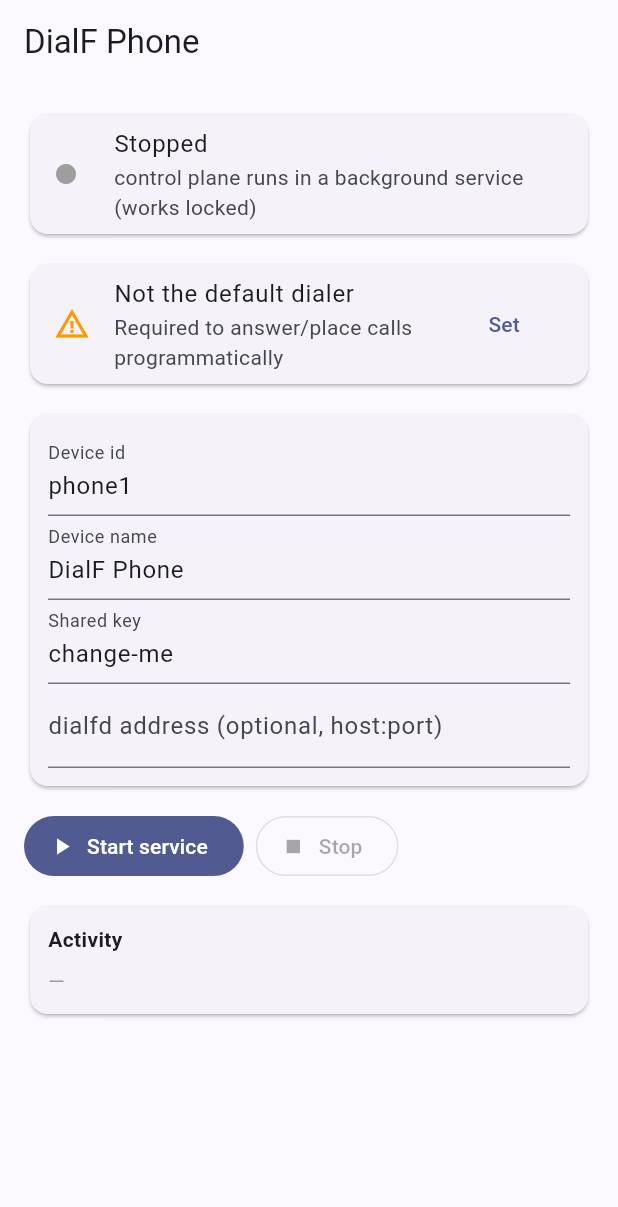
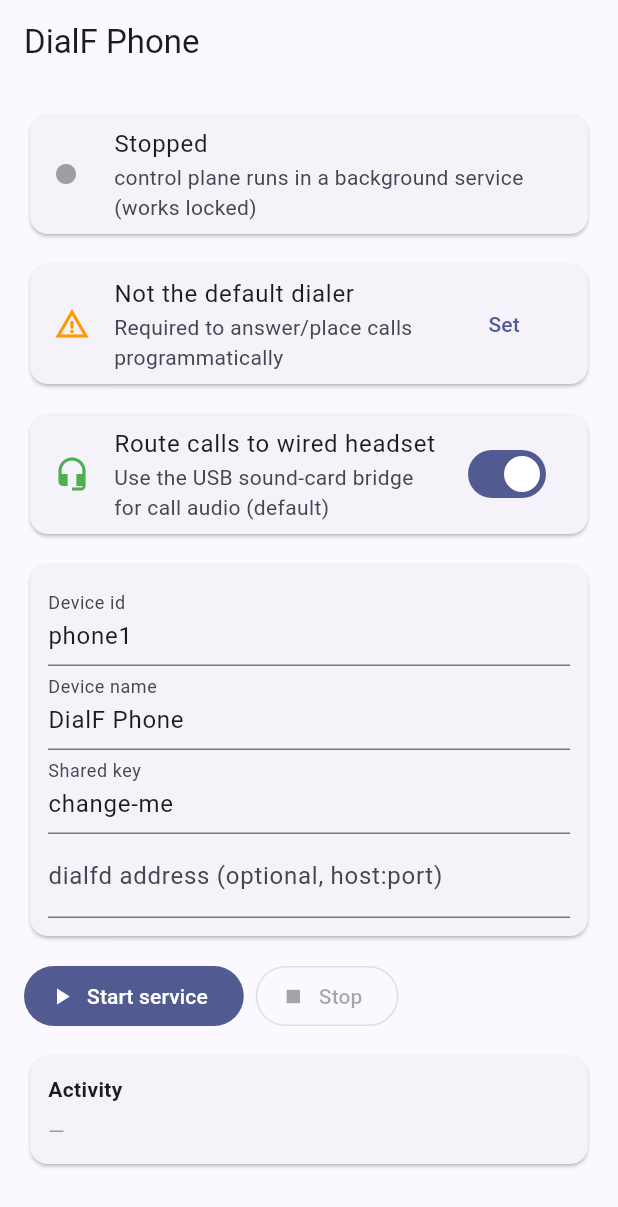
Before and after one commit to Agora-Build/DialF, a Flutter app: the screen it shows after launch, on a phone screen of 412 x 824 dp. Shown: the top 1207 px of the screen. Run offline on Flutter 3.47's test engine with Material 3 defaults, Android fonts, the phone set to English and light mode, and no system bars; our stand-ins replace permission_handler.

Commit message:
app: route call audio to wired headset (default) + UI toggle
The sound-card bridge only works if the phone uses the wired headset for call
audio (mic + earpiece) instead of its built-in mic/earpiece. DialfInCallService
now pins the call-audio route to ROUTE_WIRED_HEADSET by default (on call
add/active), so injected audio becomes the call mic and the far end is captured.

Adds a "Route calls to wired headset" switch in the UI (default on) wired to
get/setWiredHeadset over the method channel; toggling re-applies the route to an
active call live.

🤖 Built with SMT <smt@agora.build>

```diff
--- a/app/lib/main.dart
+++ b/app/lib/main.dart
@@ -36,6 +36,7 @@ class _HomePageState extends State<HomePage> {
   final _addr = TextEditingController();
 
   bool _isDefaultDialer = false;
+  bool _wiredHeadset = true;
   bool _connected = false;
   String? _server;
   bool _running = false;
@@ -55,6 +56,7 @@ class _HomePageState extends State<HomePage> {
     if (_id.text.isEmpty) _id.text = defaults['device_id'] ?? 'phone1';
     if (_name.text.isEmpty) _name.text = defaults['name'] ?? 'DialF Phone';
     _isDefaultDialer = await Native.isDefaultDialer();
+    _wiredHeadset = await Native.getWiredHeadset();
     if (mounted) setState(() {});
   }
 
@@ -124,6 +126,8 @@ class _HomePageState extends State<HomePage> {
           const SizedBox(height: 12),
           _dialerCard(),
           const SizedBox(height: 12),
+          _audioCard(),
+          const SizedBox(height: 12),
           _configCard(),
           const SizedBox(height: 12),
           _buttons(),
@@ -145,6 +149,24 @@ class _HomePageState extends State<HomePage> {
         leading: Icon(Icons.circle, color: color, size: 16),
         title: Text(label),
         subtitle: const Text('control plane runs in a background service (works locked)'),
+      ),
+    );
+  }
+
+  Widget _audioCard() {
+    return Card(
+      child: SwitchListTile(
+        secondary: Icon(
+          _wiredHeadset ? Icons.headset_mic : Icons.phone_in_talk,
+          color: _wiredHeadset ? Colors.green : Colors.grey,
+        ),
+        title: const Text('Route calls to wired headset'),
+        subtitle: const Text('Use the USB sound-card bridge for call audio (default)'),
+        value: _wiredHeadset,
+        onChanged: (v) async {
+          await Native.setWiredHeadset(v);
+          setState(() => _wiredHeadset = v);
+        },
       ),
     );
   }
--- a/app/lib/telecom.dart
+++ b/app/lib/telecom.dart
@@ -26,6 +26,14 @@ class Native {
   static Future<bool> isDefaultDialer() async =>
       (await _m.invokeMethod<bool>('isDefaultDialer')) ?? false;
 
+  /// Whether calls are routed to the wired headset (the USB sound-card bridge).
+  static Future<bool> getWiredHeadset() async =>
+      (await _m.invokeMethod<bool>('getWiredHeadset')) ?? true;
+
+  /// Route calls to the wired headset (bridge) when true, else the earpiece.
+  static Future<void> setWiredHeadset(bool wired) =>
+      _m.invokeMethod('setWiredHeadset', {'wired': wired});
+
   static Future<void> requestDialerRole() => _m.invokeMethod('requestDialerRole');
 
   /// Persist the service config (device id / name / shared key / optional host:port).
```
Also changed, not shown: 2 other files.
